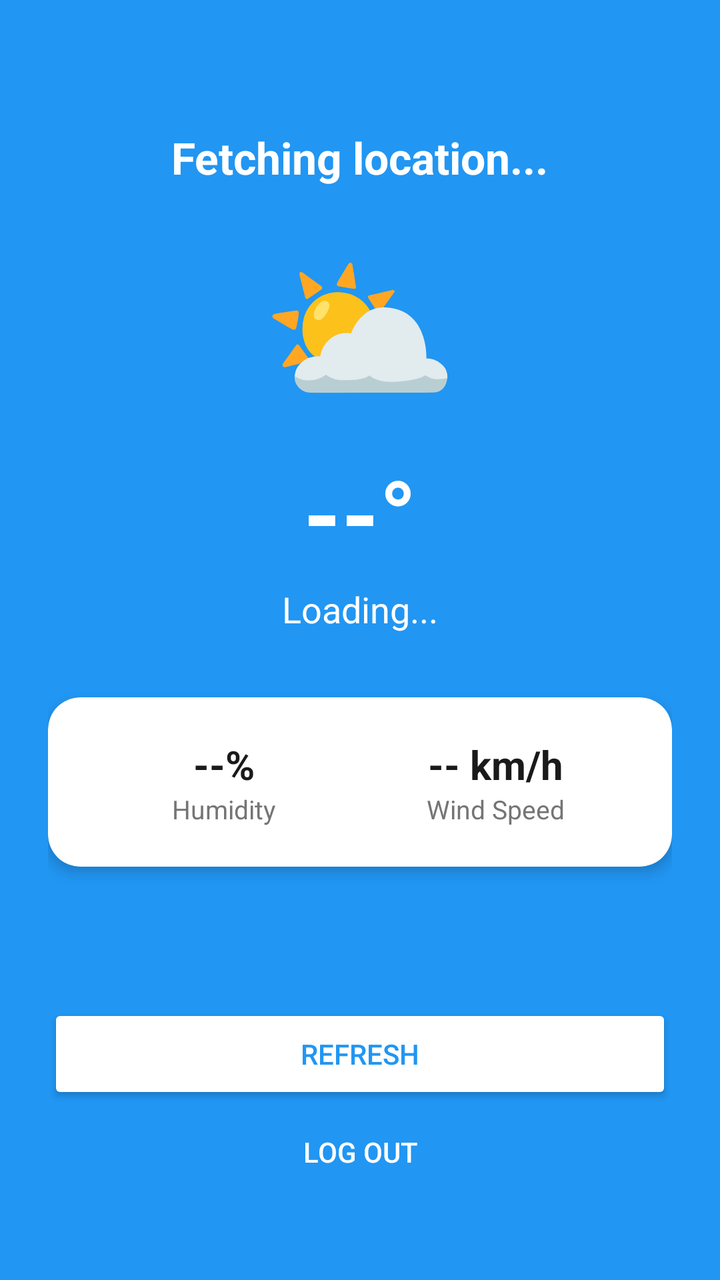
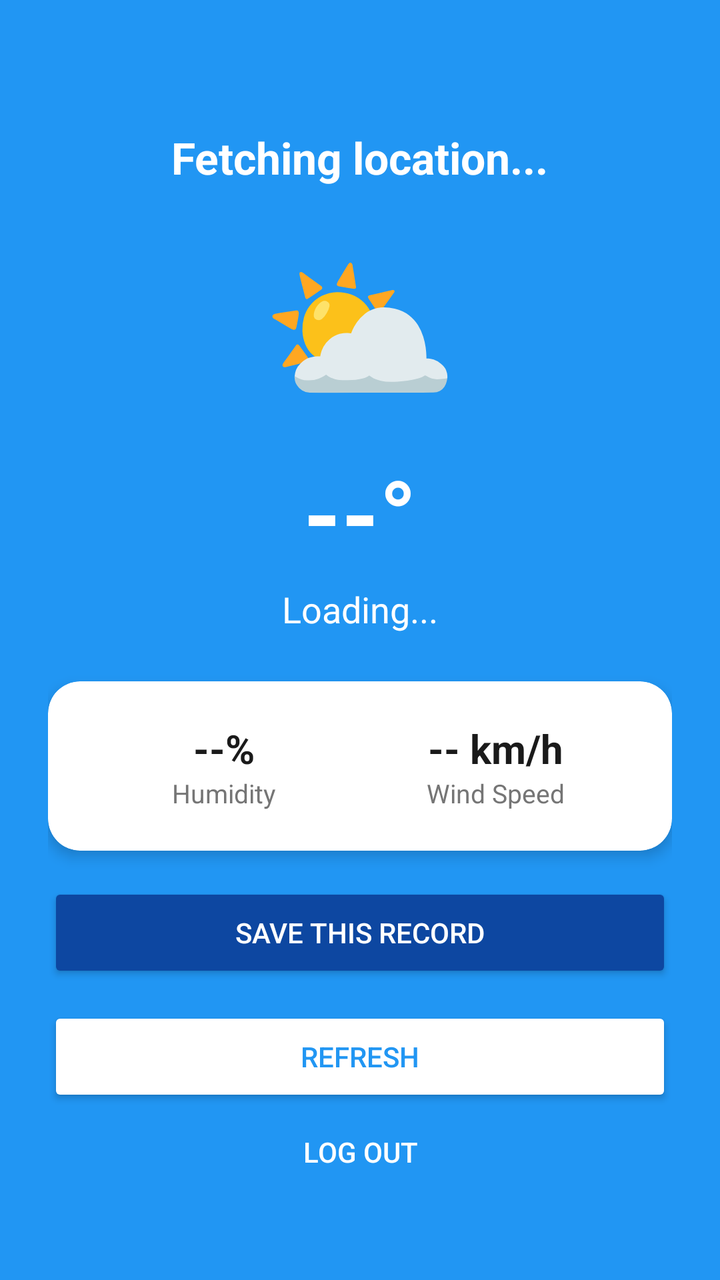

An Android layout rendered at two revisions. The XML below is the earlier revision; the diff shows what the commit changed to produce the second picture.
<!-- AndroidManifest.xml: application theme Theme.WeatherApp -->
<!-- res/layout/activity_main.xml -->
<?xml version="1.0" encoding="utf-8"?>
<androidx.constraintlayout.widget.ConstraintLayout xmlns:android="http://schemas.android.com/apk/res/android"
    xmlns:app="http://schemas.android.com/apk/res-auto"
    android:layout_width="match_parent"
    android:layout_height="match_parent"
    android:background="@color/sky_blue"
    android:padding="24dp">

    <TextView
        android:id="@+id/tvLocationName"
        android:layout_width="wrap_content"
        android:layout_height="wrap_content"
        android:layout_marginTop="40dp"
        android:text="Fetching location..."
        android:textColor="@color/white"
        android:textSize="22sp"
        android:textStyle="bold"
        app:layout_constraintTop_toTopOf="parent"
        app:layout_constraintStart_toStartOf="parent"
        app:layout_constraintEnd_toEndOf="parent" />

    <TextView
        android:id="@+id/tvWeatherIcon"
        android:layout_width="wrap_content"
        android:layout_height="wrap_content"
        android:layout_marginTop="16dp"
        android:text="⛅"
        android:textSize="80sp"
        app:layout_constraintTop_toBottomOf="@id/tvLocationName"
        app:layout_constraintStart_toStartOf="parent"
        app:layout_constraintEnd_toEndOf="parent" />

    <TextView
        android:id="@+id/tvTemperature"
        android:layout_width="wrap_content"
        android:layout_height="wrap_content"
        android:layout_marginTop="8dp"
        android:text="--°"
        android:textColor="@color/white"
        android:textSize="48sp"
        android:textStyle="bold"
        app:layout_constraintTop_toBottomOf="@id/tvWeatherIcon"
        app:layout_constraintStart_toStartOf="parent"
        app:layout_constraintEnd_toEndOf="parent" />

    <TextView
        android:id="@+id/tvCondition"
        android:layout_width="wrap_content"
        android:layout_height="wrap_content"
        android:layout_marginTop="4dp"
        android:text="Loading..."
        android:textColor="@color/white"
        android:textSize="18sp"
        app:layout_constraintTop_toBottomOf="@id/tvTemperature"
        app:layout_constraintStart_toStartOf="parent"
        app:layout_constraintEnd_toEndOf="parent" />

    <androidx.cardview.widget.CardView
        android:layout_width="match_parent"
        android:layout_height="wrap_content"
        android:layout_marginTop="32dp"
        app:cardCornerRadius="16dp"
        app:cardElevation="4dp"
        app:layout_constraintTop_toBottomOf="@id/tvCondition"
        app:layout_constraintStart_toStartOf="parent"
        app:layout_constraintEnd_toEndOf="parent">

        <LinearLayout
            android:layout_width="match_parent"
            android:layout_height="wrap_content"
            android:orientation="horizontal"
            android:padding="20dp">

            <LinearLayout
                android:layout_width="0dp"
                android:layout_height="wrap_content"
                android:layout_weight="1"
                android:orientation="vertical"
                android:gravity="center">

                <TextView
                    android:id="@+id/tvHumidity"
                    android:layout_width="wrap_content"
                    android:layout_height="wrap_content"
                    android:text="--%"
                    android:textColor="@color/text_dark"
                    android:textSize="20sp"
                    android:textStyle="bold" />

                <TextView
                    android:layout_width="wrap_content"
                    android:layout_height="wrap_content"
                    android:text="Humidity"
                    android:textColor="@color/text_gray"
                    android:textSize="13sp" />
            </LinearLayout>

            <LinearLayout
                android:layout_width="0dp"
                android:layout_height="wrap_content"
                android:layout_weight="1"
                android:orientation="vertical"
                android:gravity="center">

                <TextView
                    android:id="@+id/tvWindSpeed"
                    android:layout_width="wrap_content"
                    android:layout_height="wrap_content"
                    android:text="-- km/h"
                    android:textColor="@color/text_dark"
                    android:textSize="20sp"
                    android:textStyle="bold" />

                <TextView
                    android:layout_width="wrap_content"
                    android:layout_height="wrap_content"
                    android:text="Wind Speed"
                    android:textColor="@color/text_gray"
                    android:textSize="13sp" />
            </LinearLayout>

        </LinearLayout>
    </androidx.cardview.widget.CardView>

    <Button
        android:id="@+id/btnRefresh"
        android:layout_width="0dp"
        android:layout_height="50dp"
        android:layout_marginTop="24dp"
        android:text="Refresh"
        android:textColor="@color/sky_blue"
        android:backgroundTint="@color/white"
        app:cornerRadius="25dp"
        app:layout_constraintTop_toBottomOf="@+id/tvCondition"
        app:layout_constraintStart_toStartOf="parent"
        app:layout_constraintEnd_toEndOf="parent"
        app:layout_constraintBottom_toTopOf="@+id/btnLogout"
        app:layout_constraintVertical_bias="1" />

    <Button
        android:id="@+id/btnLogout"
        android:layout_width="wrap_content"
        android:layout_height="wrap_content"
        android:layout_marginBottom="16dp"
        android:text="Log Out"
        android:textColor="@color/white"
        android:background="@android:color/transparent"
        app:layout_constraintBottom_toBottomOf="parent"
        app:layout_constraintStart_toStartOf="parent"
        app:layout_constraintEnd_toEndOf="parent" />

    <TextView
        android:id="@+id/tvErrorMessage"
        android:layout_width="match_parent"
        android:layout_height="wrap_content"
        android:layout_marginTop="16dp"
        android:text=""
        android:textColor="@color/white"
        android:textSize="14sp"
        android:gravity="center"
        android:visibility="gone"
        app:layout_constraintTop_toBottomOf="@id/tvCondition"
        app:layout_constraintStart_toStartOf="parent"
        app:layout_constraintEnd_toEndOf="parent" />

    <ProgressBar
        android:id="@+id/mainProgressBar"
        android:layout_width="wrap_content"
        android:layout_height="wrap_content"
        android:layout_marginTop="16dp"
        android:visibility="gone"
        app:layout_constraintTop_toBottomOf="@id/tvCondition"
        app:layout_constraintStart_toStartOf="parent"
        app:layout_constraintEnd_toEndOf="parent" />

</androidx.constraintlayout.widget.ConstraintLayout>
<!-- resources referenced by this layout -->
<resources>
  <color name="sky_blue">#2196F3</color>
  <color name="text_dark">#1A1A1A</color>
  <color name="text_gray">#757575</color>
  <color name="white">#FFFFFF</color>
  <style name="Theme.WeatherApp" parent="Base.Theme.WeatherApp" />
  <style name="Base.Theme.WeatherApp" parent="Theme.Material3.DayNight.NoActionBar">
          
          
      </style>
</resources>

<!-- the commit's change to res/layout/activity_main.xml (unified diff, before → after) -->
@@ -55,13 +55,38 @@
         app:layout_constraintStart_toStartOf="parent"
         app:layout_constraintEnd_toEndOf="parent" />
 
-    <androidx.cardview.widget.CardView
+    <TextView
+        android:id="@+id/tvErrorMessage"
         android:layout_width="match_parent"
         android:layout_height="wrap_content"
-        android:layout_marginTop="32dp"
+        android:layout_marginTop="16dp"
+        android:text=""
+        android:textColor="@color/white"
+        android:textSize="14sp"
+        android:gravity="center"
+        android:visibility="gone"
+        app:layout_constraintTop_toBottomOf="@id/tvCondition"
+        app:layout_constraintStart_toStartOf="parent"
+        app:layout_constraintEnd_toEndOf="parent" />
+
+    <ProgressBar
+        android:id="@+id/mainProgressBar"
+        android:layout_width="wrap_content"
+        android:layout_height="wrap_content"
+        android:layout_marginTop="16dp"
+        android:visibility="gone"
+        app:layout_constraintTop_toBottomOf="@id/tvErrorMessage"
+        app:layout_constraintStart_toStartOf="parent"
+        app:layout_constraintEnd_toEndOf="parent" />
+
+    <androidx.cardview.widget.CardView
+        android:id="@+id/weatherCard"
+        android:layout_width="match_parent"
+        android:layout_height="wrap_content"
+        android:layout_marginTop="24dp"
         app:cardCornerRadius="16dp"
         app:cardElevation="4dp"
-        app:layout_constraintTop_toBottomOf="@id/tvCondition"
+        app:layout_constraintTop_toBottomOf="@id/mainProgressBar"
         app:layout_constraintStart_toStartOf="parent"
         app:layout_constraintEnd_toEndOf="parent">
 
@@ -123,19 +148,30 @@
     </androidx.cardview.widget.CardView>
 
     <Button
+        android:id="@+id/btnSave"
+        android:layout_width="0dp"
+        android:layout_height="50dp"
+        android:layout_marginTop="16dp"
+        android:text="Save This Record"
+        android:textColor="@color/white"
+        android:backgroundTint="@color/deep_blue"
+        app:cornerRadius="25dp"
+        app:layout_constraintTop_toBottomOf="@id/weatherCard"
+        app:layout_constraintStart_toStartOf="parent"
+        app:layout_constraintEnd_toEndOf="parent" />
+
+    <Button
         android:id="@+id/btnRefresh"
         android:layout_width="0dp"
         android:layout_height="50dp"
-        android:layout_marginTop="24dp"
+        android:layout_marginTop="12dp"
         android:text="Refresh"
         android:textColor="@color/sky_blue"
         android:backgroundTint="@color/white"
         app:cornerRadius="25dp"
-        app:layout_constraintTop_toBottomOf="@+id/tvCondition"
+        app:layout_constraintTop_toBottomOf="@id/btnSave"
         app:layout_constraintStart_toStartOf="parent"
-        app:layout_constraintEnd_toEndOf="parent"
-        app:layout_constraintBottom_toTopOf="@+id/btnLogout"
-        app:layout_constraintVertical_bias="1" />
+        app:layout_constraintEnd_toEndOf="parent" />
 
     <Button
         android:id="@+id/btnLogout"
@@ -149,28 +185,4 @@
         app:layout_constraintStart_toStartOf="parent"
         app:layout_constraintEnd_toEndOf="parent" />
 
-    <TextView
-        android:id="@+id/tvErrorMessage"
-        android:layout_width="match_parent"
-        android:layout_height="wrap_content"
-        android:layout_marginTop="16dp"
-        android:text=""
-        android:textColor="@color/white"
-        android:textSize="14sp"
-        android:gravity="center"
-        android:visibility="gone"
-        app:layout_constraintTop_toBottomOf="@id/tvCondition"
-        app:layout_constraintStart_toStartOf="parent"
-        app:layout_constraintEnd_toEndOf="parent" />
-
-    <ProgressBar
-        android:id="@+id/mainProgressBar"
-        android:layout_width="wrap_content"
-        android:layout_height="wrap_content"
-        android:layout_marginTop="16dp"
-        android:visibility="gone"
-        app:layout_constraintTop_toBottomOf="@id/tvCondition"
-        app:layout_constraintStart_toStartOf="parent"
-        app:layout_constraintEnd_toEndOf="parent" />
-
 </androidx.constraintlayout.widget.ConstraintLayout>
<!-- resource entries referenced after the edit -->
@@ -1,5 +1,6 @@
 <!-- resources referenced by this layout -->
 <resources>
+  <color name="deep_blue">#0D47A1</color>
   <color name="sky_blue">#2196F3</color>
   <color name="text_dark">#1A1A1A</color>
   <color name="text_gray">#757575</color>
